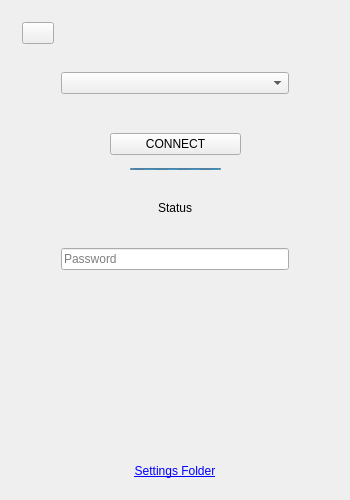
Old version of the form release/app/app.ui in the repository sganis/golddrive.
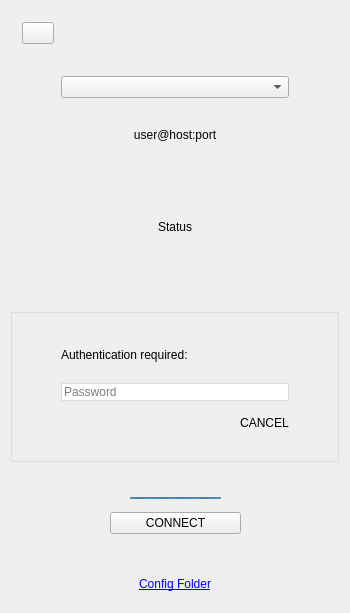
New version of the form.

Diff of the .ui file:
```diff
--- a/release/app/app.ui
+++ b/release/app/app.ui
@@ -7,7 +7,7 @@
     <x>0</x>
     <y>0</y>
     <width>350</width>
-    <height>500</height>
+    <height>608</height>
    </rect>
   </property>
   <property name="minimumSize">
@@ -18,8 +18,8 @@
   </property>
   <property name="maximumSize">
    <size>
-    <width>350</width>
-    <height>500</height>
+    <width>500</width>
+    <height>800</height>
    </size>
   </property>
   <property name="windowTitle">
@@ -27,6 +27,9 @@
   </property>
   <widget class="QWidget" name="centralWidget">
    <layout class="QVBoxLayout" name="verticalLayout_2">
+    <property name="spacing">
+     <number>10</number>
+    </property>
     <item>
      <widget class="QWidget" name="widget_6" native="true">
       <layout class="QHBoxLayout" name="horizontalLayout_5">
@@ -65,12 +68,169 @@
        <property name="rightMargin">
         <number>50</number>
        </property>
+       <property name="bottomMargin">
+        <number>20</number>
+       </property>
        <item>
         <widget class="QComboBox" name="cboParam"/>
        </item>
       </layout>
      </widget>
     </item>
+    <item>
+     <widget class="QLabel" name="lblUserHostPort">
+      <property name="text">
+       <string>user@host:port</string>
+      </property>
+      <property name="alignment">
+       <set>Qt::AlignCenter</set>
+      </property>
+     </widget>
+    </item>
+    <item>
+     <widget class="QLabel" name="lblStatus">
+      <property name="sizePolicy">
+       <sizepolicy hsizetype="Preferred" vsizetype="Fixed">
+        <horstretch>0</horstretch>
+        <verstretch>0</verstretch>
+       </sizepolicy>
+      </property>
+      <property name="minimumSize">
+       <size>
+        <width>0</width>
+        <height>150</height>
+       </size>
+      </property>
+      <property name="maximumSize">
+       <size>
+        <width>16777215</width>
+        <height>150</height>
+       </size>
+      </property>
+      <property name="text">
+       <string>Status</string>
+      </property>
+      <property name="alignment">
+       <set>Qt::AlignCenter</set>
+      </property>
+      <property name="wordWrap">
+       <bool>true</bool>
+      </property>
+     </widget>
+    </item>
+    <item>
+     <widget class="QWidget" name="widgetPassword" native="true">
+      <property name="sizePolicy">
+       <sizepolicy hsizetype="Preferred" vsizetype="Fixed">
+        <horstretch>0</horstretch>
+        <verstretch>0</verstretch>
+       </sizepolicy>
+      </property>
+      <property name="minimumSize">
+       <size>
+        <width>0</width>
+        <height>150</height>
+       </size>
+      </property>
+      <property name="maximumSize">
+       <size>
+        <width>16777215</width>
+        <height>150</height>
+       </size>
+      </property>
+      <property name="styleSheet">
+       <string notr="true">border:1px solid gainsboro</string>
+      </property>
+      <layout class="QVBoxLayout" name="verticalLayout_3">
+       <property name="spacing">
+        <number>5</number>
+       </property>
+       <property name="leftMargin">
+        <number>50</number>
+       </property>
+       <property name="topMargin">
+        <number>20</number>
+       </property>
+       <property name="rightMargin">
+        <number>50</number>
+       </property>
+       <item>
+        <widget class="QLabel" name="lblPassword">
+         <property name="styleSheet">
+          <string notr="true">border: 0px</string>
+         </property>
+         <property name="text">
+          <string>Authentication required:</string>
+         </property>
+        </widget>
+       </item>
+       <item>
+        <widget class="QLineEdit" name="txtPassword">
+         <property name="echoMode">
+          <enum>QLineEdit::Password</enum>
+         </property>
+         <property name="placeholderText">
+          <string>Password</string>
+         </property>
+        </widget>
+       </item>
+       <item>
+        <widget class="QWidget" name="widget_8" native="true">
+         <property name="styleSheet">
+          <string notr="true">border: 0px</string>
+         </property>
+         <layout class="QHBoxLayout" name="horizontalLayout_6">
+          <property name="topMargin">
+           <number>0</number>
+          </property>
+          <property name="rightMargin">
+           <number>0</number>
+          </property>
+          <item>
+           <spacer name="horizontalSpacer_3">
+            <property name="orientation">
+             <enum>Qt::Horizontal</enum>
+            </property>
+            <property name="sizeHint" stdset="0">
+             <size>
+              <width>40</width>
+              <height>20</height>
+             </size>
+            </property>
+           </spacer>
+          </item>
+          <item>
+           <widget class="QPushButton" name="pbCancel">
+            <property name="maximumSize">
+             <size>
+              <width>100</width>
+              <height>16777215</height>
+             </size>
+            </property>
+            <property name="text">
+             <string>CANCEL</string>
+            </property>
+           </widget>
+          </item>
+         </layout>
+        </widget>
+       </item>
+      </layout>
+     </widget>
+    </item>
+    <item>
+     <spacer name="verticalSpacer">
+      <property name="orientation">
+       <enum>Qt::Vertical</enum>
+      </property>
+      <property name="sizeHint" stdset="0">
+       <size>
+        <width>20</width>
+        <height>40</height>
+       </size>
+      </property>
+     </spacer>
+    </item>
     <item>
      <widget class="QWidget" name="widget_2" native="true">
       <layout class="QHBoxLayout" name="horizontalLayout_3">
@@ -93,19 +253,6 @@
           <property name="spacing">
            <number>10</number>
           </property>
-          <item>
-           <widget class="QPushButton" name="pbConnect">
-            <property name="maximumSize">
-             <size>
-              <width>200</width>
-              <height>16777215</height>
-             </size>
-            </property>
-            <property name="text">
-             <string>CONNECT</string>
-            </property>
-           </widget>
-          </item>
           <item>
            <widget class="QWidget" name="widget_4" native="true">
             <property name="sizePolicy">
@@ -158,6 +305,19 @@
             </layout>
            </widget>
           </item>
+          <item>
+           <widget class="QPushButton" name="pbConnect">
+            <property name="maximumSize">
+             <size>
+              <width>200</width>
+              <height>16777215</height>
+             </size>
+            </property>
+            <property name="text">
+             <string>CONNECT</string>
+            </property>
+           </widget>
+          </item>
          </layout>
         </widget>
        </item>
@@ -177,57 +337,6 @@
       </layout>
      </widget>
     </item>
-    <item>
-     <widget class="QLabel" name="lblStatus">
-      <property name="minimumSize">
-       <size>
-        <width>0</width>
-        <height>30</height>
-       </size>
-      </property>
-      <property name="text">
-       <string>Status</string>
-      </property>
-      <property name="alignment">
-       <set>Qt::AlignHCenter|Qt::AlignTop</set>
-      </property>
-     </widget>
-    </item>
-    <item>
-     <widget class="QWidget" name="widget_7" native="true">
-      <layout class="QVBoxLayout" name="verticalLayout_3">
-       <property name="leftMargin">
-        <number>50</number>
-       </property>
-       <property name="rightMargin">
-        <number>50</number>
-       </property>
-       <item>
-        <widget class="QLineEdit" name="txtPassword">
-         <property name="echoMode">
-          <enum>QLineEdit::Password</enum>
-         </property>
-         <property name="placeholderText">
-          <string>Password</string>
-         </property>
-        </widget>
-       </item>
-      </layout>
-     </widget>
-    </item>
-    <item>
-     <spacer name="verticalSpacer">
-      <property name="orientation">
-       <enum>Qt::Vertical</enum>
-      </property>
-      <property name="sizeHint" stdset="0">
-       <size>
-        <width>20</width>
-        <height>96</height>
-       </size>
-      </property>
-     </spacer>
-    </item>
     <item>
      <widget class="QWidget" name="widget_5" native="true">
       <layout class="QHBoxLayout" name="horizontalLayout_4">
@@ -243,7 +352,7 @@
           <cursorShape>PointingHandCursor</cursorShape>
          </property>
          <property name="text">
-          <string>&lt;html&gt;&lt;head/&gt;&lt;body&gt;&lt;p&gt;&lt;a href=&quot;#&quot;&gt;&lt;span style=&quot; text-decoration: underline; color:#0000ff;&quot;&gt;Settings Folder&lt;/span&gt;&lt;/a&gt;&lt;/p&gt;&lt;/body&gt;&lt;/html&gt;</string>
+          <string>&lt;html&gt;&lt;head/&gt;&lt;body&gt;&lt;p&gt;&lt;a href=&quot;#&quot;&gt;&lt;span style=&quot; text-decoration: underline; color:#0000ff;&quot;&gt;Config Folder&lt;/span&gt;&lt;/a&gt;&lt;/p&gt;&lt;/body&gt;&lt;/html&gt;</string>
          </property>
          <property name="alignment">
           <set>Qt::AlignCenter</set>
```
